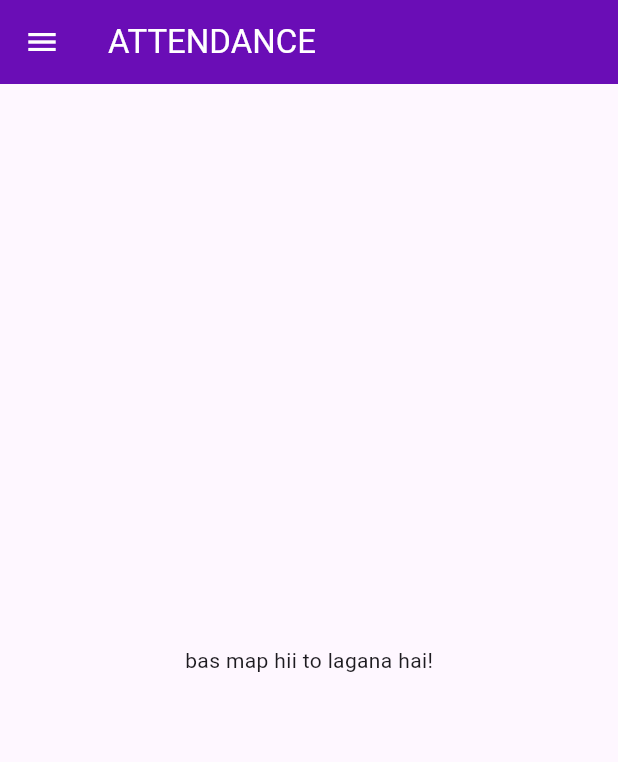
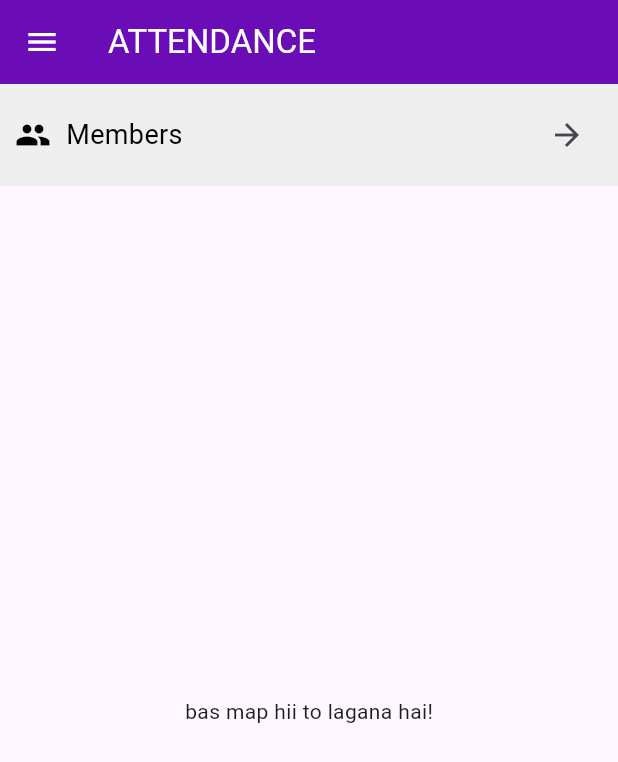
Before and after one commit to RohitSingh-04/TrackUs, a Flutter app: the screen it shows after launch, on a phone screen of 412 x 824 dp. Shown: the top 762 px of the screen. Run offline on Flutter 3.47's test engine with Material 3 defaults, Android fonts, the phone set to English and light mode, and no system bars.

Commit message:
added members page with search bar

```diff
--- a/lib/screens/menu_screen.dart
+++ b/lib/screens/menu_screen.dart
@@ -1,7 +1,17 @@
 import 'package:flutter/material.dart';
+// import 'package:map_launcher/map_launcher.dart';
+import 'member_screen.dart';
 
-class MenuScreen extends StatelessWidget {
+
+class MenuScreen extends StatefulWidget {
   const MenuScreen({super.key});
+
+  @override
+  _MenuScreenState createState() => _MenuScreenState();
+}
+
+class _MenuScreenState extends State<MenuScreen> {
+  bool showMemberBar = true;
 
   @override
   Widget build(BuildContext context) {
@@ -102,8 +112,42 @@ class MenuScreen extends StatelessWidget {
           ],
         ),
       ),
-      body: const Center(
-        child: Text('bas map hii to lagana hai!'),
+      body: Column(
+        children: [
+          // Conditional rendering for the "Members" bar
+          if (showMemberBar)
+            Container(
+              color: Colors.grey[200],
+              padding: const EdgeInsets.all(10),
+              child: Row(
+                children: [
+                  const Icon(Icons.group, color: Colors.black),
+                  const SizedBox(width: 10),
+                  const Text(
+                    'Members',
+                    style: TextStyle(fontSize: 18, color: Colors.black),
+                  ),
+                  const Spacer(),
+                  IconButton(
+                    icon: const Icon(Icons.arrow_forward),
+                    onPressed: () {
+                      // Navigate to MemberScreen
+                      Navigator.push(
+                        context,
+                        MaterialPageRoute(
+                            builder: (context) => const MemberScreen()),
+                      );
+                    },
+                  ),
+                ],
+              ),
+            ),
+          const Expanded(
+            child: Center(
+              child: Text('bas map hii to lagana hai!'),
+            ),
+          ),
+        ],
       ),
     );
   }
--- a/pubspec.yaml
+++ b/pubspec.yaml
@@ -31,6 +31,8 @@ dependencies:
   flutter:
     sdk: flutter
   get: ^4.6.1
+  # map_launcher: ^3.5.0
+  # flutter_svg:
 
 
   # The following adds the Cupertino Icons font to your application.
```
Also changed, not shown: lib/screens/member_screen.dart (added, +52 -0 lines), 1 other file.
